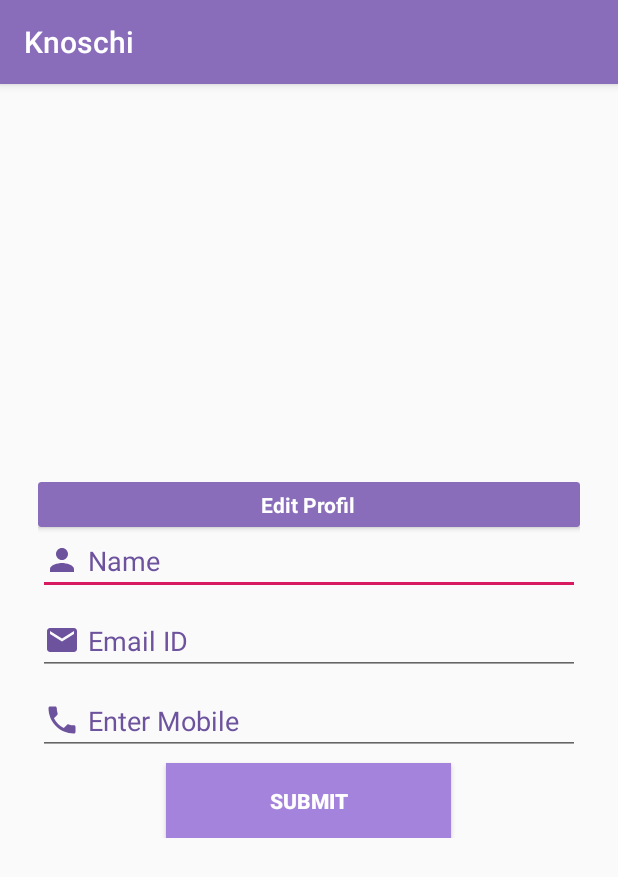
After one commit to LugieNurAhmad/PABTubes, an Android app: the profilEdit screen opened directly, with no data from a screen before it, on a phone screen of 412 x 824 dp. The commit adds this screen. Shown: the top 877 px of the screen. Run offline under Robolectric (Android 15) with nearby library versions, the phone set to English and light mode, and no system bars; our stand-ins replace Firebase (no records; nobody signed in at launch, a user with empty details on screens opened directly).

Commit message:
edit Profil

```diff
--- a/AndroidStudioProjects/PABTubes/app/src/main/AndroidManifest.xml
+++ b/AndroidStudioProjects/PABTubes/app/src/main/AndroidManifest.xml
@@ -9,10 +9,11 @@
         android:roundIcon="@mipmap/ic_launcher_round"
         android:supportsRtl="true"
         android:theme="@style/AppTheme">
-        <activity android:name=".Terapi"></activity>
+        <activity android:name=".profilEdit"></activity>
+        <activity android:name=".Terapi" />
         <activity
             android:name=".profil"
-            android:label="Profil"/>
+            android:label="Profil" />
         <activity android:name=".tes_paranoid" />
         <activity android:name=".tesquestion.TypeQuestion" />
         <activity
--- a/AndroidStudioProjects/PABTubes/app/src/main/java/com/example/pabtubes/DataRegis.java
+++ b/AndroidStudioProjects/PABTubes/app/src/main/java/com/example/pabtubes/DataRegis.java
@@ -9,7 +9,7 @@ public class DataRegis implements Serializable {
     private String nama, email, pass, phone, gender;
     private String key;
 
-    public DataRegis(){
+    public DataRegis(String nama, String email, String phone){
 
     }
 
--- a/AndroidStudioProjects/PABTubes/app/src/main/java/com/example/pabtubes/profil.java
+++ b/AndroidStudioProjects/PABTubes/app/src/main/java/com/example/pabtubes/profil.java
@@ -191,4 +191,8 @@ public class profil extends AppCompatActivity {
 //            }
 //        });
     }
+
+    public void goEditProfil(View view) {
+        startActivity(new Intent(profil.this, profilEdit.class));
+    }
 }
--- /dev/null
+++ b/AndroidStudioProjects/PABTubes/app/src/main/java/com/example/pabtubes/profilEdit.java
@@ -0,0 +1,149 @@
+package com.example.pabtubes;
+
+import androidx.annotation.NonNull;
+import androidx.appcompat.app.AppCompatActivity;
+
+import android.os.Bundle;
+import android.view.View;
+import android.widget.Button;
+import android.widget.EditText;
+import android.widget.RadioButton;
+import android.widget.RadioGroup;
+import android.widget.Toast;
+
+import com.google.firebase.auth.FirebaseAuth;
+import com.google.firebase.auth.FirebaseUser;
+import com.google.firebase.database.DataSnapshot;
+import com.google.firebase.database.DatabaseError;
+import com.google.firebase.database.DatabaseReference;
+import com.google.firebase.database.FirebaseDatabase;
+import com.google.firebase.database.Query;
+import com.google.firebase.database.ValueEventListener;
+
+import java.util.HashMap;
+import java.util.Map;
+
+public class profilEdit extends AppCompatActivity {
+
+
+    private RadioButton genderS;
+    private String gender, email, nama, phone;
+    private String uid;
+
+    private FirebaseAuth FbAuth;
+    private FirebaseUser user;
+    private DatabaseReference dbRnama, dbRemail, dbRmobile, dbRgender;
+    private DatabaseReference dbAkun, dbu, dbRef;
+    private FirebaseDatabase dbFb, dbUpdate;
+    private Query query;
+
+    @Override
+    protected void onCreate(Bundle savedInstanceState) {
+        super.onCreate(savedInstanceState);
+        setContentView(R.layout.activity_profil_edit);
+
+        FbAuth = FirebaseAuth.getInstance();
+        user = FbAuth.getCurrentUser();
+
+        dbFb = FirebaseDatabase.getInstance();
+        dbAkun = dbFb.getReference("Data Akun");
+
+        final EditText edtNama = (EditText)findViewById(R.id.ed_reg_nameEdit);
+        final EditText edtEmail = (EditText)findViewById(R.id.ed_reg_emailEdit);
+        final EditText edtMobile = (EditText)findViewById(R.id.ed_id_mobileEdit);
+//        final RadioGroup gdrGroup = (RadioGroup)findViewById(R.id.radioEdit_gender);
+
+        final Button btnSubmitEdt = (Button)findViewById(R.id.btnSubmitEdit);
+
+//        gdrGroup.setOnCheckedChangeListener(new RadioGroup.OnCheckedChangeListener() {
+//            @Override
+//            public void onCheckedChanged(RadioGroup radioGroup, int i) {
+//                genderS = genderS.findViewById(i);
+//                switch (i){
+//                    case R.id.rb_edt_male:
+//                    case R.id.rb_edt_female:
+//                        gender = genderS.getText().toString().trim();
+//                        break;
+//                        default:
+//                }
+//            }
+//        });
+
+        nama = edtNama.getText().toString().trim();
+        email = edtEmail.getText().toString().trim();
+        phone = edtMobile.getText().toString().trim();
+
+        //Read
+        Query query = dbAkun.orderByChild("email").equalTo(user.getEmail());
+        query.addValueEventListener(new ValueEventListener() {
+            @Override
+            public void onDataChange(@NonNull DataSnapshot dataSnapshot) {
+                for (DataSnapshot dataS : dataSnapshot.getChildren()){
+                    String ReadNama = "" + dataS.child("nama").getValue();
+                    String ReadEmail = "" + dataS.child("email").getValue();
+                    String ReadMobile = "" + dataS.child("phone").getValue();
+
+                    edtNama.setText(ReadNama);
+                    edtEmail.setText(ReadEmail);
+                    edtMobile.setText(ReadMobile);
+                }
+            }
+
+            @Override
+            public void onCancelled(@NonNull DatabaseError databaseError) {
+
+            }
+        });
+
+        btnSubmitEdt.setOnClickListener(new View.OnClickListener() {
+            @Override
+            public void onClick(View view) {
+                nama = edtNama.getText().toString().trim();
+                email = edtEmail.getText().toString().trim();
+                phone = edtMobile.getText().toString().trim();
+
+                updateData(new DataRegis(nama, email, phone));
+            }
+        });
+    }
+
+    private void updateData(DataRegis data){
+        Query query = dbAkun.orderByChild("email").equalTo(user.getEmail());
+        query.addValueEventListener(new ValueEventListener() {
+            @Override
+            public void onDataChange(@NonNull DataSnapshot dataSnapshot) {
+                for (DataSnapshot child : dataSnapshot.getChildren()){
+                    String key = child.getKey();
+
+                    uid = key;
+                }
+            }
+
+            @Override
+            public void onCancelled(@NonNull DatabaseError databaseError) {
+
+            }
+        });
+
+        FbAuth = FirebaseAuth.getInstance();
+        user = FbAuth.getCurrentUser();
+        dbUpdate = FirebaseDatabase.getInstance();
+        dbRef = dbUpdate.getReference("Data Akun");
+        final String user_id = user.getUid();
+
+        final FirebaseDatabase dtbase = FirebaseDatabase.getInstance();
+
+        DatabaseReference ref = dtbase.getReference("Data Akun");
+        DatabaseReference userRef = ref.child(user_id);
+
+        Map<String, Object> hUpdates = new HashMap<>();
+        hUpdates.put("nama", nama);
+        hUpdates.put("email", email);
+        hUpdates.put("phone", phone);
+        hUpdates.put("gender", gender);
+
+        dbRef.child(user.getUid()).setValue(hUpdates);
+        Toast.makeText(getApplicationContext(),"Perubahan Telah Disimpan",Toast.LENGTH_SHORT).show();
+
+    }
+}
--- a/AndroidStudioProjects/PABTubes/app/src/main/res/layout/activity_profil.xml
+++ b/AndroidStudioProjects/PABTubes/app/src/main/res/layout/activity_profil.xml
@@ -113,7 +113,8 @@
                 android:layout_height="wrap_content"
                 android:layout_gravity="right"
                 android:layout_margin="10dp"
-                android:src="@drawable/ic_settings"/>
+                android:src="@drawable/ic_settings"
+                android:onClick="goEditProfil"/>
 
         </androidx.cardview.widget.CardView>
 
--- /dev/null
+++ b/AndroidStudioProjects/PABTubes/app/src/main/res/layout/activity_profil_edit.xml
@@ -0,0 +1,113 @@
+<?xml version="1.0" encoding="utf-8"?>
+<RelativeLayout xmlns:android="http://schemas.android.com/apk/res/android"
+    xmlns:app="http://schemas.android.com/apk/res-auto"
+    xmlns:tools="http://schemas.android.com/tools"
+    android:layout_width="match_parent"
+    android:layout_height="match_parent"
+    tools:context=".profilEdit">
+
+    <LinearLayout
+        android:id="@+id/linearcamera"
+        android:layout_width="match_parent"
+        android:layout_height="wrap_content"
+        android:layout_centerVertical="true"
+        android:layout_marginLeft="25dp"
+        android:layout_marginTop="10dp"
+        android:layout_marginRight="25dp"
+        android:layout_marginBottom="25dp"
+        android:orientation="vertical">
+
+        <androidx.cardview.widget.CardView
+            android:layout_width="match_parent"
+            android:layout_height="30dp"
+            android:backgroundTint="@color/colorPrimary">
+
+            <TextView
+                android:layout_width="wrap_content"
+                android:layout_height="wrap_content"
+                android:layout_gravity="center"
+                android:text="Edit Profil"
+                android:textColor="@android:color/white"
+                android:textStyle="bold" />
+        </androidx.cardview.widget.CardView>
+
+        <EditText
+            android:id="@+id/ed_reg_nameEdit"
+            android:layout_width="fill_parent"
+            android:layout_height="wrap_content"
+            android:drawableLeft="@drawable/ic_person_black_24dp"
+            android:drawablePadding="5dp"
+            android:drawableTint="@color/colorPrimaryDark"
+            android:hint="Name"
+            android:inputType="textEmailAddress"
+            android:singleLine="true"
+            android:textColorHint="@color/colorPrimaryDark" />
+        <!--                android:background="@drawable/edittextstyle"-->
+        <EditText
+            android:id="@+id/ed_reg_emailEdit"
+            android:layout_width="match_parent"
+            android:layout_height="wrap_content"
+            android:layout_marginTop="8dp"
+            android:drawableLeft="@drawable/ic_email"
+            android:drawablePadding="5dp"
+            android:drawableTint="@color/colorPrimaryDark"
+            android:hint="Email ID"
+            android:inputType="textEmailAddress"
+            android:singleLine="true"
+            android:textColorHint="@color/colorPrimaryDark" />
+        <!--                android:background="@drawable/edittextstyle"-->
+
+
+        <EditText
+            android:id="@+id/ed_id_mobileEdit"
+            android:layout_width="match_parent"
+            android:layout_height="wrap_content"
+            android:layout_marginTop="8dp"
+            android:drawableLeft="@drawable/ic_phone"
+            android:drawablePadding="5dp"
+            android:drawableTint="@color/colorPrimaryDark"
+            android:hint="Enter Mobile"
+            android:singleLine="true"
+            android:textColorHint="@color/colorPrimaryDark" />
+
+        <!--                android:background="@drawable/edittextstyle"-->
+
+<!--        <RadioGroup-->
+<!--            android:id="@+id/radioEdit_gender"-->
+<!--            android:layout_width="match_parent"-->
+<!--            android:layout_height="wrap_content"-->
+<!--            android:layout_marginTop="5dp"-->
+<!--            android:gravity="center"-->
+<!--            android:orientation="horizontal">-->
+
+<!--            <RadioButton-->
+<!--                android:id="@+id/rb_edt_male"-->
+<!--                android:layout_width="wrap_content"-->
+<!--                android:layout_height="wrap_content"-->
+<!--                android:text="Male" />-->
+
+<!--            <RadioButton-->
+<!--                android:id="@+id/rb_edt_female"-->
+<!--                android:layout_width="wrap_content"-->
+<!--                android:layout_height="wrap_content"-->
+<!--                android:layout_marginLeft="20dp"-->
+<!--                android:text="Female" />-->
+<!--        </RadioGroup>-->
+
+
+        <Button
+
+            android:id="@+id/btnSubmitEdit"
+            android:layout_width="190dp"
+            android:layout_height="50dp"
+            android:layout_gravity="center"
+            android:layout_marginTop="5dp"
+            android:background="@color/colorPurple"
+            android:text="Submit"
+            android:textColor="@android:color/white"
+            android:textStyle="bold" />
+
+    </LinearLayout>
+
+
+</RelativeLayout>
```
